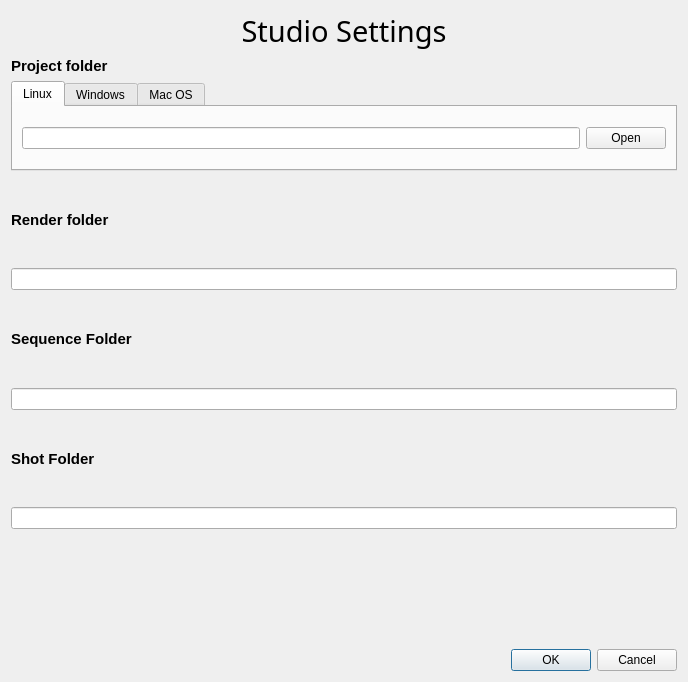
Before: the Qt Designer form ui/studioSettings.ui in FX-Wizard/ThePublisher, drawn with Qt 5.
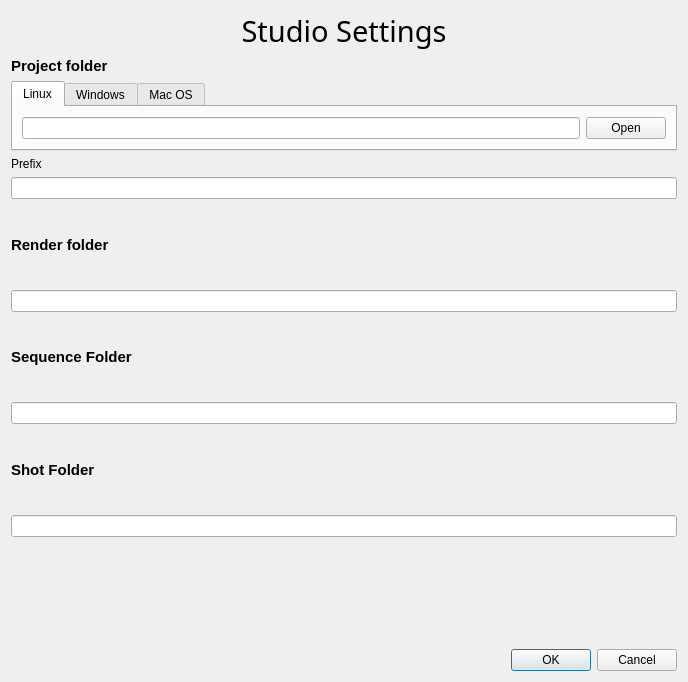
After: the same form once the commit is applied. Icons and pictures are not drawn.

Commit message: added prefix to settings menu

The edit to the form file:
```diff
--- a/ui/studioSettings.ui
+++ b/ui/studioSettings.ui
@@ -35,7 +35,7 @@
     </widget>
    </item>
    <item>
-    <layout class="QVBoxLayout" name="layout_project" stretch="0,1">
+    <layout class="QVBoxLayout" name="layout_project" stretch="0,1,0,0">
      <item>
       <widget class="QLabel" name="label_project_folder_linux">
        <property name="font">
@@ -129,6 +129,20 @@
        </widget>
       </widget>
      </item>
+     <item>
+      <widget class="QLabel" name="label_projec_prefix">
+       <property name="text">
+        <string>Prefix</string>
+       </property>
+      </widget>
+     </item>
+     <item>
+      <widget class="QLineEdit" name="lineEdit_project_prefix">
+       <property name="placeholderText">
+        <string/>
+       </property>
+      </widget>
+     </item>
     </layout>
    </item>
    <item>
```
The commit also changes 4 other files.
